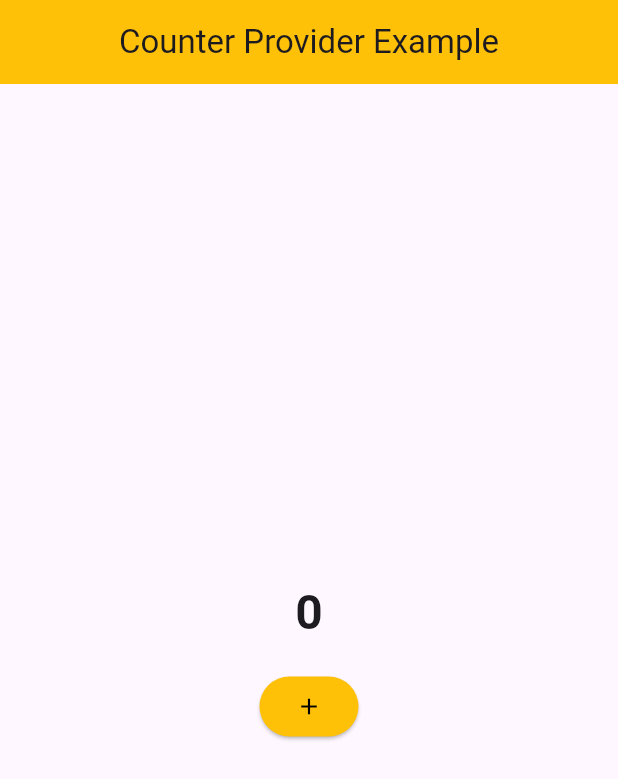
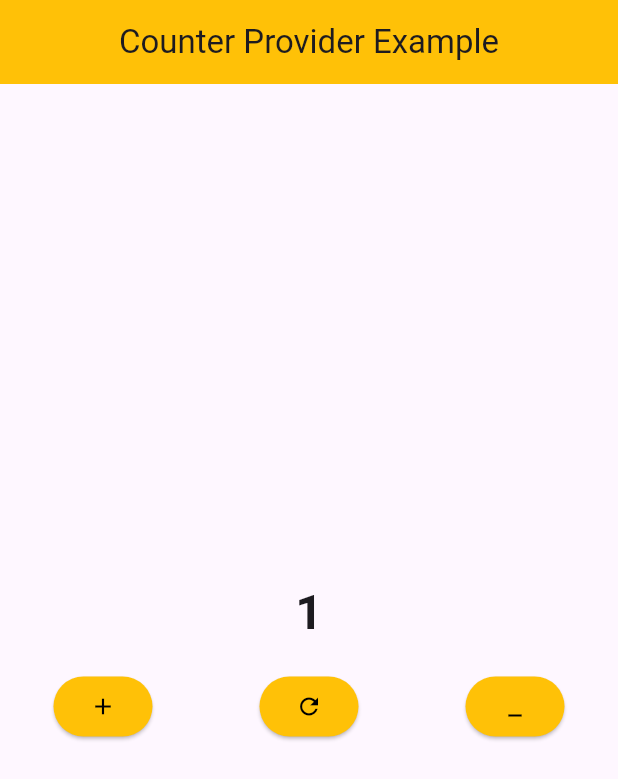
Before and after one commit to mohammad-dehghanifard/flutter_provider_example, a Flutter app: the screen it shows after launch, after a tap on the "add" icon, on a phone screen of 412 x 824 dp. Shown: the top 779 px of the screen. Run offline on Flutter 3.47's test engine with Material 2 defaults, Android fonts, the phone set to English and light mode, and no system bars.

Commit message:
completed counter app

```diff
--- a/lib/main.dart
+++ b/lib/main.dart
@@ -1,11 +1,14 @@
 import 'package:flutter/material.dart';
+import 'package:flutter_provider_example/providers/counter_provider.dart';
 import 'package:flutter_provider_example/view/counter_view.dart';
 import 'package:provider/provider.dart';
 
 void main() {
   runApp(
       MultiProvider(
-          providers: [],
+          providers: [
+            ChangeNotifierProvider(create: (context) => CounterProvider())
+          ],
           child: const MyApp(),
       )
   );
@@ -38,7 +41,10 @@ class MyApp extends StatelessWidget {
         colorScheme: ColorScheme.fromSeed(seedColor: Colors.deepPurple),
         useMaterial3: true,
       ),
-      home: const CounterView(),
+      initialRoute: "/",
+      routes: {
+        "/" : (context) => CounterView(),
+      },
     );
   }
 }
--- a/lib/view/counter_view.dart
+++ b/lib/view/counter_view.dart
@@ -1,12 +1,16 @@
 import 'package:flutter/material.dart';
+import 'package:flutter_provider_example/providers/counter_provider.dart';
+import 'package:provider/provider.dart';
 
 class CounterView extends StatelessWidget {
-  const CounterView({super.key});
+  CounterView({super.key});
+  final GlobalKey<ScaffoldState> _key = GlobalKey<ScaffoldState>();
 
   @override
   Widget build(BuildContext context) {
     final Size size = MediaQuery.of(context).size;
     return Scaffold(
+      key: _key,
       appBar: AppBar(
         title: const Text('Counter Provider Example'),
         backgroundColor: Colors.amber,
@@ -19,14 +23,31 @@ class CounterView extends StatelessWidget {
           crossAxisAlignment: CrossAxisAlignment.center,
           mainAxisAlignment: MainAxisAlignment.center,
           children: [
-           const Text('0',style: TextStyle(fontSize: 32,fontWeight: FontWeight.bold)),
+           Text(context.watch<CounterProvider>().number,style: const TextStyle(fontSize: 32,fontWeight: FontWeight.bold)),
             const SizedBox(height: 16),
-            ElevatedButton(
-              style: const ButtonStyle(
-                backgroundColor: MaterialStatePropertyAll(Colors.amber),
-              ),
-                onPressed: () {
-            }, child: const Icon(Icons.add,color: Colors.black))
+            Row(
+              mainAxisAlignment: MainAxisAlignment.spaceAround,
+              children: [
+                ElevatedButton(
+                  style: const ButtonStyle(
+                    backgroundColor: MaterialStatePropertyAll(Colors.amber),
+                  ),
+                    onPressed: () => context.read<CounterProvider>().increaseNumber(),
+                    child: const Icon(Icons.add,color: Colors.black)),
+                ElevatedButton(
+                  style: const ButtonStyle(
+                    backgroundColor: MaterialStatePropertyAll(Colors.amber),
+                  ),
+                    onPressed: () => context.read<CounterProvider>().resetNumber(),
+                    child: const Icon(Icons.refresh,color: Colors.black)),
+                ElevatedButton(
+                  style: const ButtonStyle(
+                    backgroundColor: MaterialStatePropertyAll(Colors.amber),
+                  ),
+                    onPressed: () => context.read<CounterProvider>().decreaseNumber(),
+                    child: const Icon(Icons.minimize,color: Colors.black)),
+              ],
+            )
           ],
         ),
       ),
```
